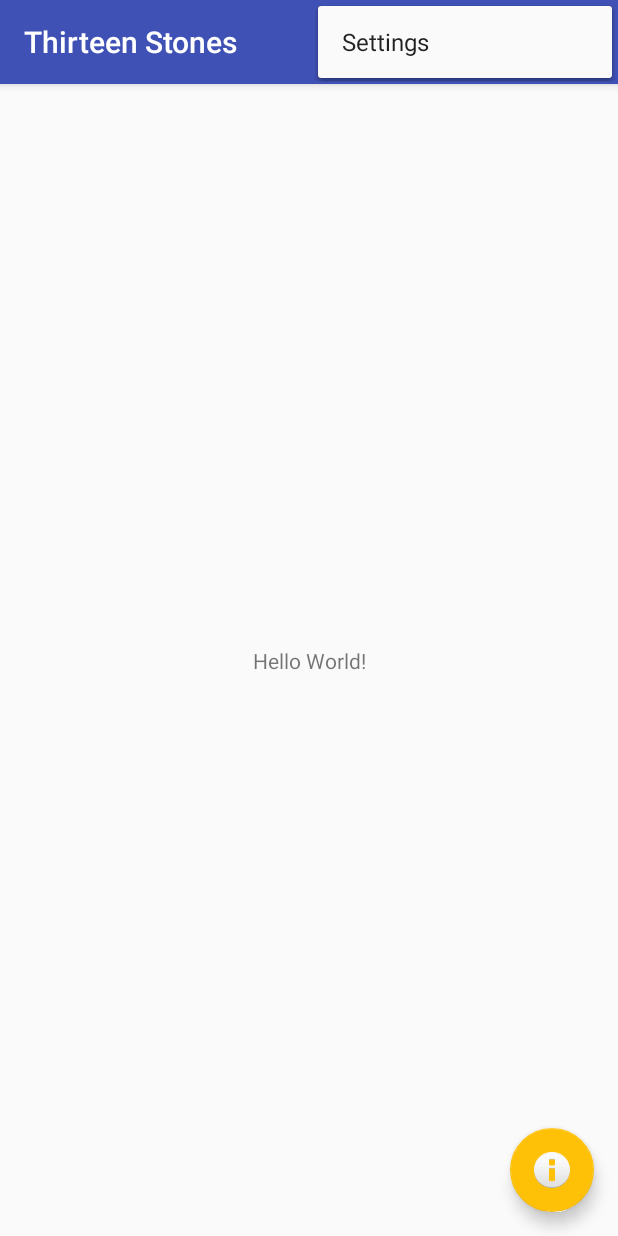
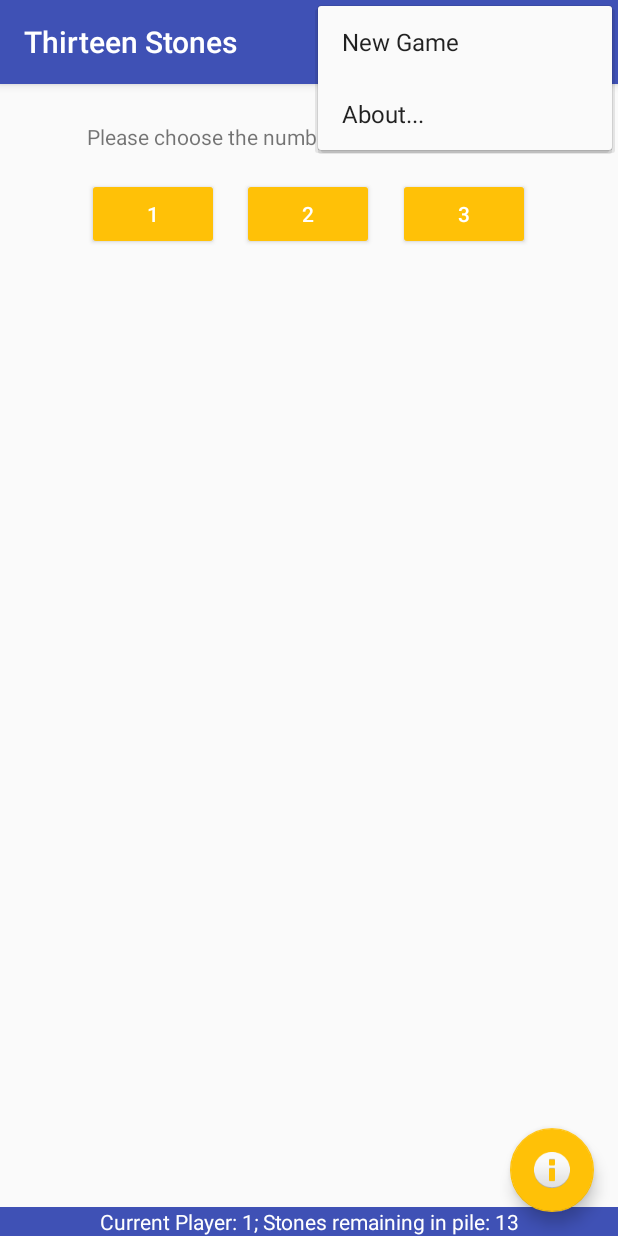
Before and after one commit to plumberg/ThirteenStones, an Android app: the screen it shows after launch (MainActivity), with the options menu open, on a phone screen of 412 x 824 dp. Run offline under Robolectric (Android 15) with nearby library versions, the phone set to English and light mode, and no system bars.

Commit message:
added changes

```diff
--- a/app/src/main/java/com/example/gryzhuk/thirteenstonessa/MainActivity.java
+++ b/app/src/main/java/com/example/gryzhuk/thirteenstonessa/MainActivity.java
@@ -1,5 +1,6 @@
 package com.example.gryzhuk.thirteenstonessa;
 
+import android.content.Context;
 import android.os.Bundle;
 import android.support.design.widget.FloatingActionButton;
 import android.support.design.widget.Snackbar;
@@ -8,22 +9,49 @@ import android.support.v7.widget.Toolbar;
 import android.view.View;
 import android.view.Menu;
 import android.view.MenuItem;
+import android.widget.Button;
+import android.widget.TextView;
+
+import static com.example.gryzhuk.thirteenstonessa.ThirteenStones.getGameFromJSON;
+import static com.example.gryzhuk.thirteenstonessa.ThirteenStones.getJSONStringFrom;
+import static com.example.gryzhuk.thirteenstonessa.Utils.showInfoDialog;
 
 public class MainActivity extends AppCompatActivity {
+
+    private ThirteenStones mCurrentGame;
+    private TextView statusBar;
+    private View view;
 
     @Override
     protected void onCreate(Bundle savedInstanceState) {
         super.onCreate(savedInstanceState);
         setContentView(R.layout.activity_main);
+        statusBar = (TextView)findViewById(R.id.tv_status_bar);
+        view = (View)findViewById(R.id.activity_main);
+        setupToolbar();
+        setupFAB();
+        initializeAndStartGame();
+    }
+
+    private void initializeAndStartGame() {
+        mCurrentGame = new ThirteenStones();
+        updateStatusBar();
+    }
+
+
+    private void setupToolbar() {
         Toolbar toolbar = (Toolbar) findViewById(R.id.toolbar);
         setSupportActionBar(toolbar);
+    }
 
+    private void setupFAB() {
         FloatingActionButton fab = (FloatingActionButton) findViewById(R.id.fab);
         fab.setOnClickListener(new View.OnClickListener() {
             @Override
             public void onClick(View view) {
-                Snackbar.make(view, "Replace with your own action", Snackbar.LENGTH_LONG)
-                        .setAction("Action", null).show();
+                showInfoDialog (MainActivity.this, getString(R.string.info_title),mCurrentGame.getRules() );
+               // Snackbar.make(view, "Replace with your own action", Snackbar.LENGTH_LONG)
+               //         .setAction("Action", null).show();
             }
         });
     }
@@ -43,10 +71,55 @@ public class MainActivity extends AppCompatActivity {
         int id = item.getItemId();
 
         //noinspection SimplifiableIfStatement
-        if (id == R.id.action_settings) {
-            return true;
+        if (id == R.id.action_new_game) {
+            startNextNewGame();
+        }
+        else if (id == R.id.action_about){
+            showInfoDialog(MainActivity.this,"About","Hana Ryzhuk");
         }
 
         return super.onOptionsItemSelected(item);
     }
+
+    public void pick123(View view) {
+        try{
+            Button b = (Button)view;
+            int bText = Integer.parseInt(b.getText().toString());
+            mCurrentGame.takeTurn(bText);
+            updateStatusBar();
+            if (mCurrentGame.isGameOver()){
+                showInfoDialog(MainActivity.this,"Game Over!","The winner is player #"+mCurrentGame.getCurrentOrWinningPlayerNumberOneOrTwo());
+            }
+        }
+        catch(Exception ex){
+         Snackbar.make(view, "Ooops wrong", Snackbar.LENGTH_SHORT).show();}
+    }
+
+    public void updateStatusBar(){
+        int Players =  mCurrentGame.getCurrentOrWinningPlayerNumberOneOrTwo();
+        int Stones =  mCurrentGame.getPileCurrent();
+        statusBar.setText(mCurrentGame.getStatusBarText());
+    }
+
+    public void startNextNewGame(){
+        mCurrentGame.startGame();
+        updateStatusBar();
+    }
+
+    @Override
+    protected void onSaveInstanceState(Bundle outState) {
+        super.onSaveInstanceState(outState);
+        String json=
+        getJSONStringFrom(mCurrentGame);
+        outState.putString("JSON",json);
+    }
+
+    @Override
+    protected void onRestoreInstanceState(Bundle savedInstanceState){
+        super.onRestoreInstanceState(savedInstanceState);
+        String st=savedInstanceState.getString("JSON");
+        mCurrentGame = getGameFromJSON (savedInstanceState.getString(st));
+        updateStatusBar();
+    }
+
 }
--- a/app/src/main/res/layout/content_main.xml
+++ b/app/src/main/res/layout/content_main.xml
@@ -9,12 +9,67 @@
     tools:showIn="@layout/activity_main">
 
     <TextView
+        android:id="@+id/textView"
         android:layout_width="wrap_content"
         android:layout_height="wrap_content"
-        android:text="Hello World!"
-        app:layout_constraintBottom_toBottomOf="parent"
+        android:layout_marginTop="25dp"
+        android:text="@string/banner_text"
         app:layout_constraintLeft_toLeftOf="parent"
         app:layout_constraintRight_toRightOf="parent"
         app:layout_constraintTop_toTopOf="parent" />
 
+    <Button
+        android:id="@+id/button"
+        android:layout_width="wrap_content"
+        android:layout_height="wrap_content"
+        android:layout_marginEnd="15dp"
+        android:layout_marginRight="15dp"
+        android:onClick="pick123"
+        style="@style/Base.Widget.AppCompat.Button.Colored"
+        android:text="1"
+        app:layout_constraintBaseline_toBaselineOf="@+id/button2"
+        app:layout_constraintEnd_toStartOf="@+id/button2"
+        app:layout_constraintHorizontal_chainStyle="packed"
+        app:layout_constraintStart_toStartOf="parent" />
+
+    <Button
+        android:id="@+id/button2"
+        android:layout_width="wrap_content"
+        android:layout_height="wrap_content"
+        android:layout_marginTop="18dp"
+        android:layout_marginEnd="16dp"
+        android:layout_marginRight="16dp"
+        android:onClick="pick123"
+        style="@style/Base.Widget.AppCompat.Button.Colored"
+        android:text="2"
+        app:layout_constraintEnd_toStartOf="@+id/button3"
+        app:layout_constraintStart_toEndOf="@+id/button"
+        app:layout_constraintTop_toBottomOf="@+id/textView" />
+
+    <Button
+        android:id="@+id/button3"
+        android:layout_width="wrap_content"
+        android:layout_height="wrap_content"
+        android:layout_marginEnd="1dp"
+        android:layout_marginRight="1dp"
+        android:onClick="pick123"
+        style="@style/Base.Widget.AppCompat.Button.Colored"
+        android:text="3"
+        app:layout_constraintBaseline_toBaselineOf="@+id/button2"
+        app:layout_constraintEnd_toEndOf="parent"
+        app:layout_constraintStart_toEndOf="@+id/button2" />
+
+    <TextView
+        android:id="@+id/tv_status_bar"
+        android:layout_width="match_parent"
+        android:layout_height="wrap_content"
+        android:background="?attr/colorPrimary"
+        android:text="bar dfgh ty rty rty ytr tr"
+        android:textAlignment="center"
+        android:textColor="@color/icons"
+        app:layout_constraintBottom_toBottomOf="parent"
+        app:layout_constraintEnd_toEndOf="parent"
+        app:layout_constraintStart_toStartOf="parent" />
+
+
 </android.support.constraint.ConstraintLayout>
--- a/app/src/main/res/menu/menu_main.xml
+++ b/app/src/main/res/menu/menu_main.xml
@@ -3,8 +3,11 @@
     xmlns:tools="http://schemas.android.com/tools"
     tools:context="com.example.gryzhuk.thirteenstonessa.MainActivity">
     <item
-        android:id="@+id/action_settings"
-        android:orderInCategory="100"
-        android:title="@string/action_settings"
-        app:showAsAction="never" />
+        android:id="@+id/action_new_game"
+        android:title="@string/new_game"
+        android:icon="@android:drawable/ic_media_play"/>
+    <item
+        android:id="@+id/action_about"
+        android:title="@string/about"
+        app:showAsAction="never"/>
 </menu>
--- a/app/src/main/res/values/strings.xml
+++ b/app/src/main/res/values/strings.xml
@@ -3,4 +3,6 @@
     <string name="info_title">How to Play</string>
     <string name="banner_text">Please choose the number of stones to discard:</string>
     <string name="action_settings">Settings</string>
+    <string name="new_game">New Game</string>
+    <string name="about">About...</string>
 </resources>
```
